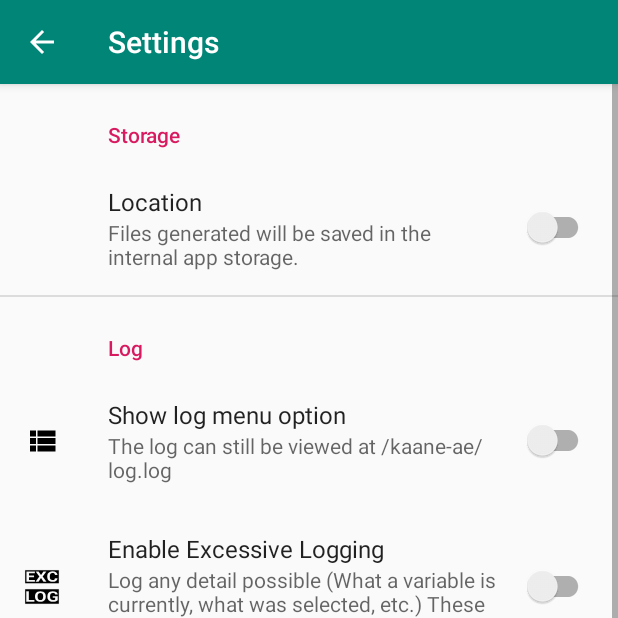
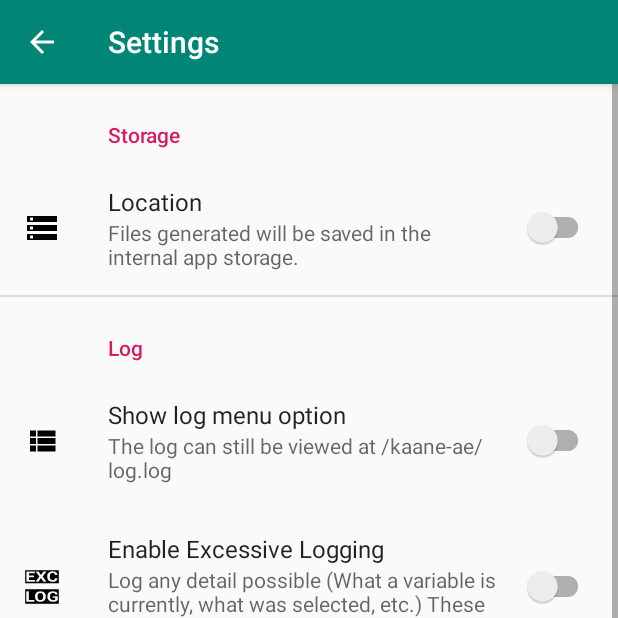
Before and after one commit to ggtylerr/KAaNE-AE-, an Android app: the SettingsActivity screen opened directly, with no data from a screen before it, on a phone screen of 412 x 824 dp, the top half of it. Run offline under Robolectric (Android 15) with nearby library versions, the phone set to English and light mode, and no system bars; our stand-ins replace androidx.preference.

Commit message:
Added storage icon

```diff
--- /dev/null
+++ b/app/src/main/res/drawable/ic_storage_black_24dp.xml
@@ -0,0 +1,9 @@
+<vector xmlns:android="http://schemas.android.com/apk/res/android"
+        android:width="24dp"
+        android:height="24dp"
+        android:viewportWidth="24.0"
+        android:viewportHeight="24.0">
+    <path
+        android:fillColor="#FF000000"
+        android:pathData="M2,20h20v-4L2,16v4zM4,17h2v2L4,19v-2zM2,4v4h20L22,4L2,4zM6,7L4,7L4,5h2v2zM2,14h20v-4L2,10v4zM4,11h2v2L4,13v-2z"/>
+</vector>
--- a/app/src/main/res/xml/root_preferences.xml
+++ b/app/src/main/res/xml/root_preferences.xml
@@ -8,6 +8,7 @@
             app:title="@string/options_storage_location"
             app:summaryOff="@string/options_storage_location_off"
             app:summaryOn="@string/options_storage_location_on"
+            android:icon="@drawable/ic_storage_black_24dp"
             />
 
     </PreferenceCategory>
```
